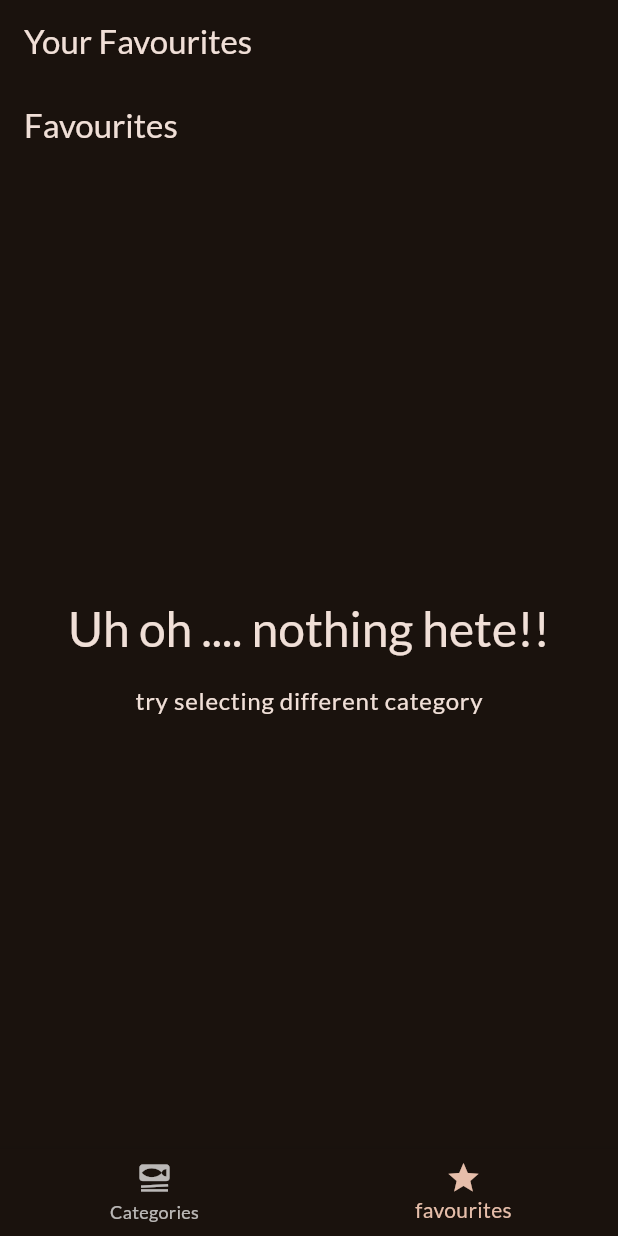
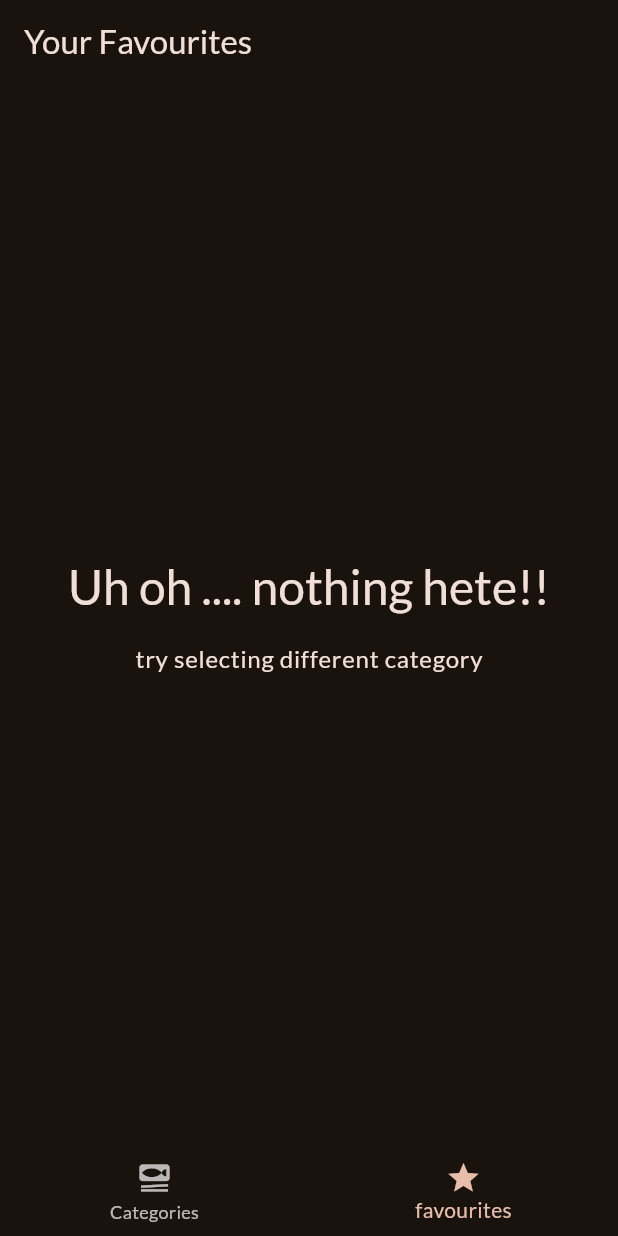
Before and after one commit to zobaer53/flutter_food_app, a Flutter app: the screen it shows after launch, item 2 of the bottom bar chosen, on a phone screen of 412 x 824 dp. Run offline on Flutter 3.47's test engine with Material 3 defaults, Android fonts, the phone set to English and light mode, and no system bars; our stand-ins replace flutter_styled_toast, google_fonts, transparent_image.

Commit message:
fix -- fav scrren title

```diff
--- a/lib/screens/tabs_screen.dart
+++ b/lib/screens/tabs_screen.dart
@@ -70,7 +70,7 @@ class _TabsScreenState extends State<TabsScreen> {
     var activePageTitle = 'Categories';
 
     if (selectedPageIndex == 1) {
-      activePage = MealsScreen(meals: favouriteList, title: 'Favourites', addFavouriteMeal:  addFavouriteMeal ,);
+      activePage = MealsScreen(meals: favouriteList, addFavouriteMeal:  addFavouriteMeal ,);
       activePageTitle = 'Your Favourites';
     }
 
```
